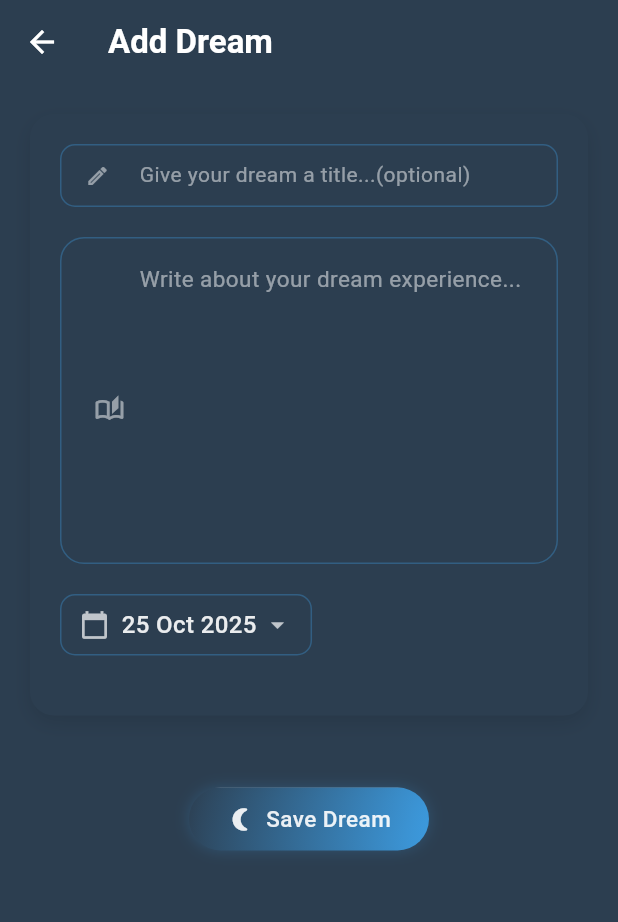
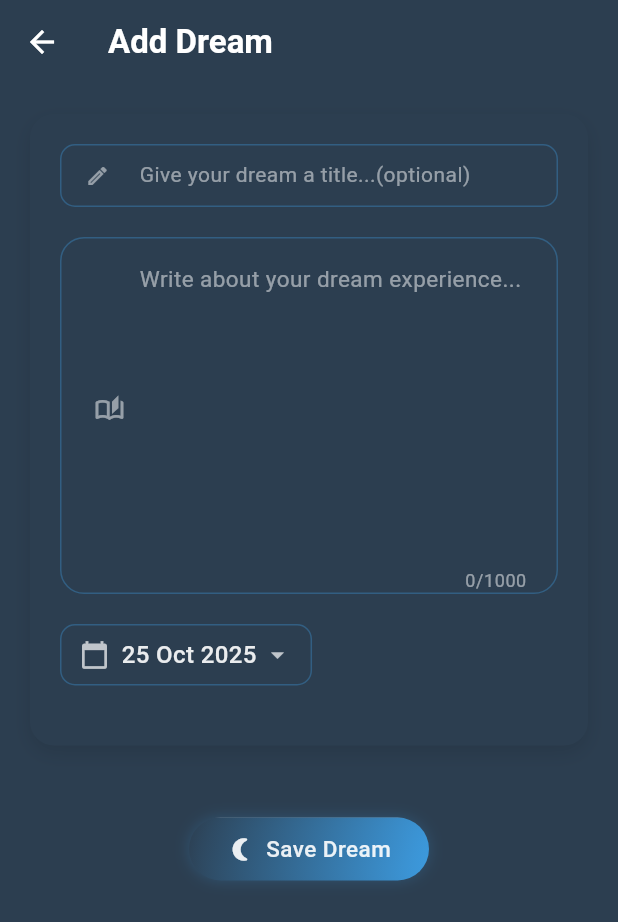
Before and after one commit to Syamgith/ai-dream-journal-frontend, a Flutter app: the AddDreamPage screen opened by its route, on a phone screen of 412 x 824 dp. Shown: the top 922 px of the screen. Run offline on Flutter 3.47's test engine with Material 3 defaults, Android fonts, the phone set to English and light mode, and no system bars; our stand-ins replace flutter_dotenv, flutter_riverpod, flutter_secure_storage, google_sign_in; missing offline and left inert: markdown_widget; accounts and stored records are empty.

Commit message:
description text ui change

```diff
--- a/dream_journal_app/lib/features/dreams/presentation/pages/add_dream_page.dart
+++ b/dream_journal_app/lib/features/dreams/presentation/pages/add_dream_page.dart
@@ -178,11 +178,14 @@ class _AddDreamPageState extends ConsumerState<AddDreamPage>
                             height: 1.5,
                             letterSpacing: 0.3,
                           ),
-                          maxLines: 8,
-                          textInputAction: TextInputAction.done,
-                          onEditingComplete: () =>
-                              KeyboardUtils.hideKeyboard(context),
+                          minLines: 8,
+                          maxLines: null,
+                          maxLength: 1000,
                           decoration: InputDecoration(
+                            counterStyle: TextStyle(
+                              color: AppColors.white.withAlpha(128),
+                              fontSize: 12,
+                            ),
                             hintText: 'Write about your dream experience...',
                             hintStyle: TextStyle(
                               color: AppColors.white.withAlpha(128),
@@ -195,7 +198,15 @@ class _AddDreamPageState extends ConsumerState<AddDreamPage>
                               borderRadius: BorderRadius.circular(16),
                               borderSide: BorderSide.none,
                             ),
-                            contentPadding: const EdgeInsets.all(16),
+                            enabledBorder: OutlineInputBorder(
+                              borderRadius: BorderRadius.circular(16),
+                              borderSide: BorderSide.none,
+                            ),
+                            focusedBorder: OutlineInputBorder(
+                              borderRadius: BorderRadius.circular(16),
+                              borderSide: BorderSide.none,
+                            ),
+                            contentPadding: const EdgeInsets.symmetric(horizontal: 16, vertical: 16),
                             prefixIcon: Padding(
                               padding: const EdgeInsets.only(left: 16, top: 12),
                               child: Icon(
```
Also changed, not shown: 1 other file.
